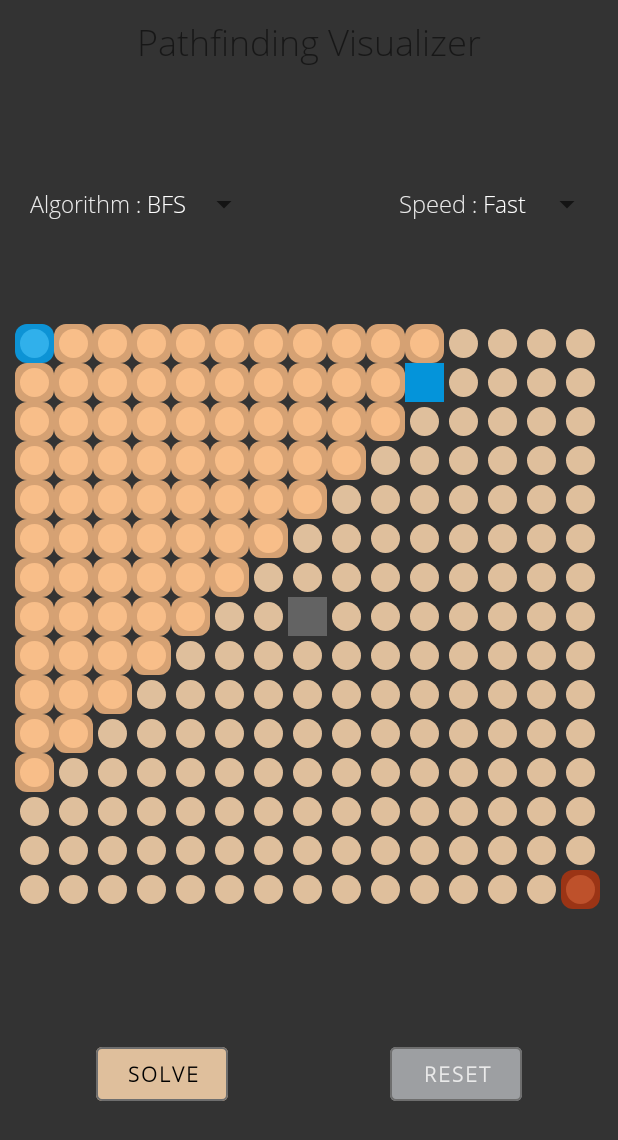
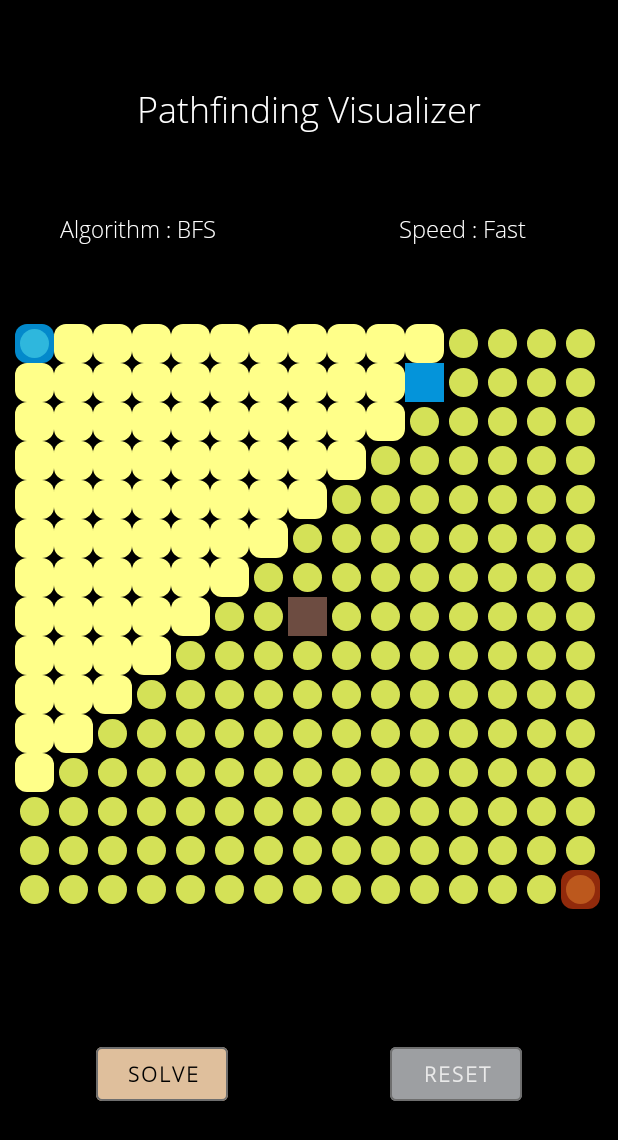
Before and after one commit to KartikeySharma/GridViz, an Android app: the screen it shows after launch (MainActivity), after a tap on "SOLVE", on a phone screen of 412 x 824 dp. Shown: the top 1140 px of the screen. Run offline under Robolectric (Android 15) with nearby library versions, the phone set to English and light mode, and no system bars.

Commit message:
ux changes

```diff
--- a/app/src/main/java/com/example/gridvisualiser/model/BFS.kt
+++ b/app/src/main/java/com/example/gridvisualiser/model/BFS.kt
@@ -7,27 +7,19 @@ class BFS(rows: Int, cols: Int) {
     private val dist = Array(rows) { IntArray(cols) }
     private val path = Array(rows) { CharArray(cols) }
 
-    suspend fun solve(
-        board: Array<IntArray>,
-        startX: Int,
-        startY: Int,
-        endX: Int,
-        endY: Int,
-        speed: Long
-    ) {
-
+    suspend fun solve( board: Array<IntArray>, startX: Int, startY: Int, endX: Int, endY: Int, speed: Long) {
 
         for (i in 1..15) {
             for (j in 1..15) {
                 dist[i][j] = 999
             }
         }
+
         for (i in 1..15) {
             for (j in 1..15) {
                 path[i][j] = 'O'
             }
         }
-
 
         val dx = arrayListOf(0, 1, 0, -1)
         val dy = arrayListOf(1, 0, -1, 0)
@@ -43,28 +35,18 @@ class BFS(rows: Int, cols: Int) {
             queue.poll()
 
             var flag = true
-
             for (i in 0 until 4) {
                 if (isValid(currX + dx[i], currY + dy[i], path, board)) {
                     if (1 + dist[currX][currY] < dist[currX + dx[i]][currY + dy[i]]) {
 
                         board[currY + dy[i]][currX + dx[i]] = PathFinder.EXPLORE_HEAD_CELL_CODE
-
                         delay(speed)
 
                         when (i) {
-                            0 -> {
-                                path[currY + dy[i]][currX + dx[i]] = 'U'
-                            }
-                            1 -> {
-                                path[currY + dy[i]][currX + dx[i]] = 'L'
-                            }
-                            2 -> {
-                                path[currY + dy[i]][currX + dx[i]] = 'D'
-                            }
-                            else -> {
-                                path[currY + dy[i]][currX + dx[i]] = 'R'
-                            }
+                            0 -> { path[currY + dy[i]][currX + dx[i]] = 'U' }
+                            1 -> { path[currY + dy[i]][currX + dx[i]] = 'L' }
+                            2 -> { path[currY + dy[i]][currX + dx[i]] = 'D' }
+                            else -> { path[currY + dy[i]][currX + dx[i]] = 'R' }
                         }
                         if ((currX + dx[i] == endX) && (currY + dy[i] == endY)) {
                             board[currY + dy[i]][currX + dx[i]] = PathFinder.EXPLORE_CELL_CODE
@@ -83,19 +65,11 @@ class BFS(rows: Int, cols: Int) {
         }
     }
 
-
-    private fun isValid(
-        i: Int,
-        j: Int,
-        path: Array<CharArray>,
-        board: Array<IntArray>
-    ): Boolean {
-        if (i >= 1 && j >= 1 && i <= 15 && j <= 15 && path[j][i] == 'O' && board[j][i] != PathFinder.OBSTACLE_CELL_CODE) {
+    private fun isValid( i: Int, j: Int, path: Array<CharArray>, board: Array<IntArray> ): Boolean {
+        if (i >= 1 && j >= 1 && i <= 15 && j <= 15 && path[j][i]=='O' && board[j][i] != PathFinder.OBSTACLE_CELL_CODE)
             return true
-        }
         return false
     }
-
 
     fun getPath(): Array<CharArray> {
         return path
--- a/app/src/main/res/layout/activity_main.xml
+++ b/app/src/main/res/layout/activity_main.xml
@@ -5,7 +5,7 @@
     xmlns:tools="http://schemas.android.com/tools"
     android:layout_width="match_parent"
     android:layout_height="match_parent"
-    android:background="#333333"
+    android:background="@color/black"
     android:paddingLeft="10dp"
     android:paddingRight="10dp"
     tools:context=".MainActivity">
@@ -23,9 +23,11 @@
 
         <TextView
             android:id="@+id/toolbar_title"
+            android:layout_marginTop="56dp"
             android:layout_width="wrap_content"
             android:layout_height="wrap_content"
             android:layout_gravity="center"
+            android:textColor="@color/white"
             android:fontFamily="@font/open_sans_light"
             android:text="@string/app_name"
             android:textSize="24sp" />
@@ -44,11 +46,12 @@
         <TextView
             android:layout_width="wrap_content"
             android:layout_height="wrap_content"
+            android:layout_marginLeft="20dp"
             android:layout_gravity="center_vertical"
             android:fontFamily="@font/open_sans_light"
             android:text="@string/algorithm"
             android:textAllCaps="false"
-            android:textColor="#EAEAEA"
+            android:textColor="@color/white"
             android:textSize="15sp" />
 
         <Spinner
@@ -77,7 +80,7 @@
             android:fontFamily="@font/open_sans_light"
             android:text="@string/speed"
             android:textAllCaps="false"
-            android:textColor="#EAEAEA"
+            android:textColor="@color/white"
             android:textSize="15sp" />
 
         <Spinner
@@ -87,25 +90,23 @@
             android:popupBackground="#2C2C2C"
             app:layout_constraintTop_toBottomOf="@+id/toolbar_top" />
 
-
     </LinearLayout>
-
 
     <com.example.gridvisualiser.ui.PathGrid
         android:id="@+id/pathGrid"
         android:layout_width="wrap_content"
         android:layout_height="wrap_content"
-        app:exploreColor="#CBFFBE85"
+        app:exploreColor="#ffff89"
         app:exploreHeadColor="#0494DA"
-        app:finalPathColor="#CBC6FF00"
+        app:finalPathColor="#99d066"
         app:layout_constraintTop_toBottomOf="@+id/toolbar_top"
         custom:endColor="#CBB6350E"
-        custom:gridColor="#DFBF9C"
+        custom:gridColor="#d4e157"
         custom:layout_constraintBottom_toBottomOf="parent"
         custom:layout_constraintEnd_toEndOf="parent"
         custom:layout_constraintStart_toStartOf="parent"
         custom:layout_constraintTop_toTopOf="parent"
-        custom:obstacleColor="#636363"
+        app:obstacleColor="#6d4c41"
         custom:startColor="#CB04ADFF" />
 
     <Button
@@ -148,5 +149,4 @@
         android:orientation="vertical"
         app:layout_constraintGuide_percent="0.5" />
 
-
 </androidx.constraintlayout.widget.ConstraintLayout>
--- a/app/src/main/res/values/colors.xml
+++ b/app/src/main/res/values/colors.xml
@@ -1,10 +1,10 @@
 <?xml version="1.0" encoding="utf-8"?>
 <resources>
-    <color name="purple_200">#333333</color>
+    <color name="purple_200">#263238</color>
     <color name="purple_500">#333333</color>
     <color name="purple_700">#2C2C2C</color>
     <color name="teal_200">#333333</color>
     <color name="teal_700">#333333</color>
-    <color name="black">#333333</color>
-    <color name="white">#333333</color>
+    <color name="black">#000000</color>
+    <color name="white">#ffffff</color>
 </resources>
```
